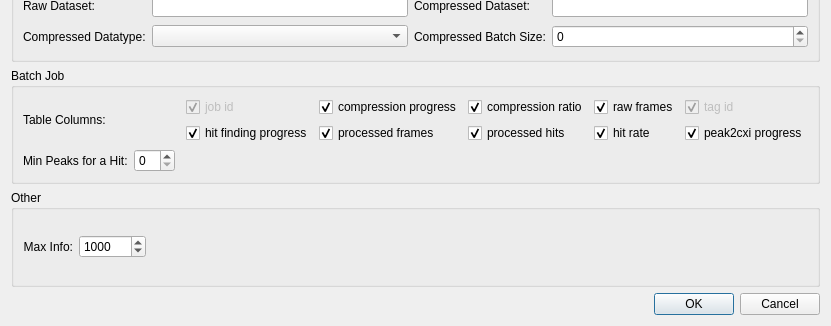
The window that ui/settings_diag.ui (LiuLab-CSRC/ClickX) describes before a commit, drawn with Qt 5; both pictures show x 0 to 831 and y 278 to 604 of the 831 by 604 pixel window.
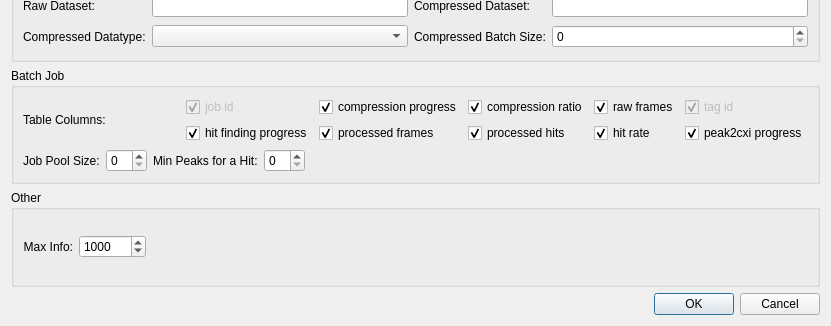
The same window after the commit.

What changed in the file:
```diff
--- a/ui/settings_diag.ui
+++ b/ui/settings_diag.ui
@@ -346,7 +346,25 @@
        </layout>
       </item>
       <item>
-       <layout class="QHBoxLayout" name="horizontalLayout_11">
+       <layout class="QHBoxLayout" name="horizontalLayout_5">
+        <item>
+         <layout class="QHBoxLayout" name="horizontalLayout_4">
+          <item>
+           <widget class="QLabel" name="label_15">
+            <property name="text">
+             <string>Job Pool Size:</string>
+            </property>
+           </widget>
+          </item>
+          <item>
+           <widget class="QSpinBox" name="jobPoolSize">
+            <property name="value">
+             <number>0</number>
+            </property>
+           </widget>
+          </item>
+         </layout>
+        </item>
         <item>
          <layout class="QHBoxLayout" name="horizontalLayout_10">
           <item>
```
